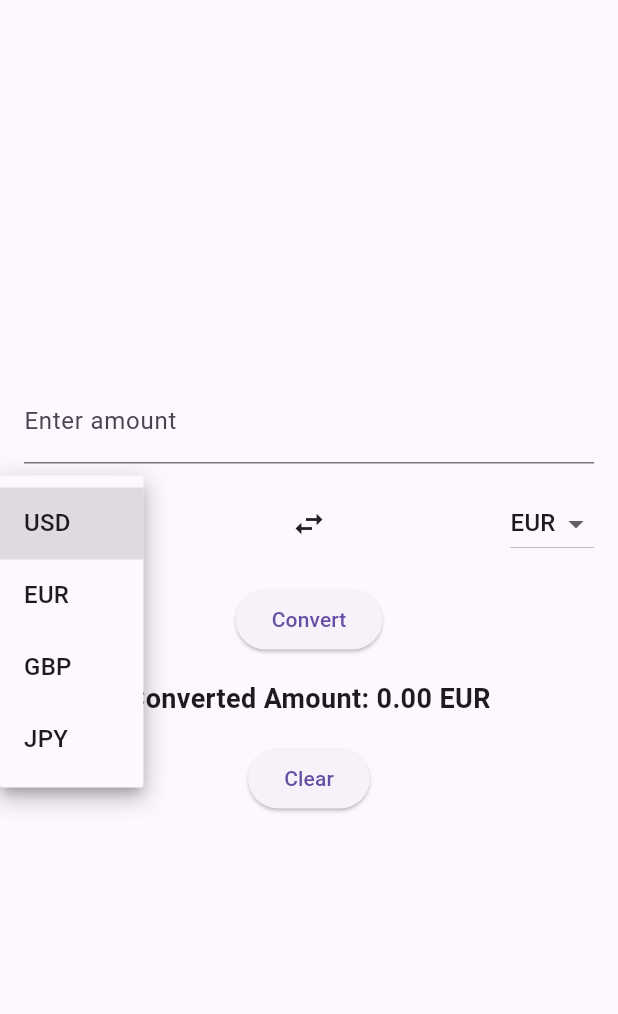
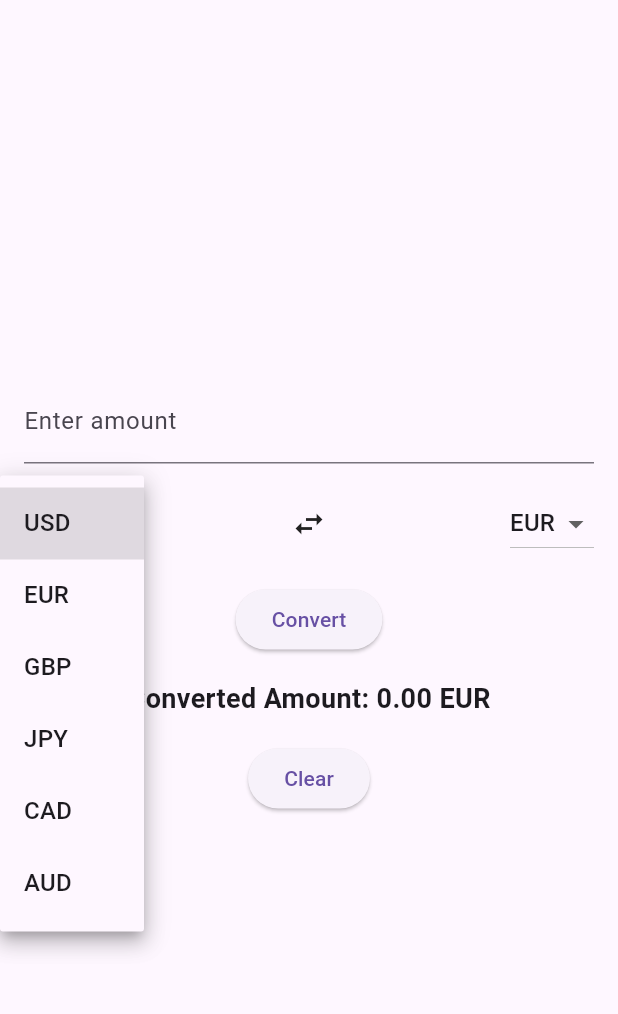
Before and after one commit to avaiaco/flutter-calculator2, a Flutter app: the screen it shows after launch, after a tap on "USD", on a phone screen of 412 x 824 dp, the part 63-1077 px from its top. Run offline on Flutter 3.47's test engine with Material 3 defaults, Android fonts, the phone set to English and light mode, and no system bars.

Commit message:
Accidentally uploaded currency converter- added 2 new conversions..

```diff
--- a/lib/main.dart
+++ b/lib/main.dart
@@ -32,6 +32,8 @@ class _CurrencyConverterScreenState extends State<CurrencyConverterScreen> {
     'EUR': 0.85,
     'GBP': 0.75,
     'JPY': 110.0,
+    'CAD': 1.25,
+    'AUD': 1.35,
   };
 
   void _convertCurrency() {
```
